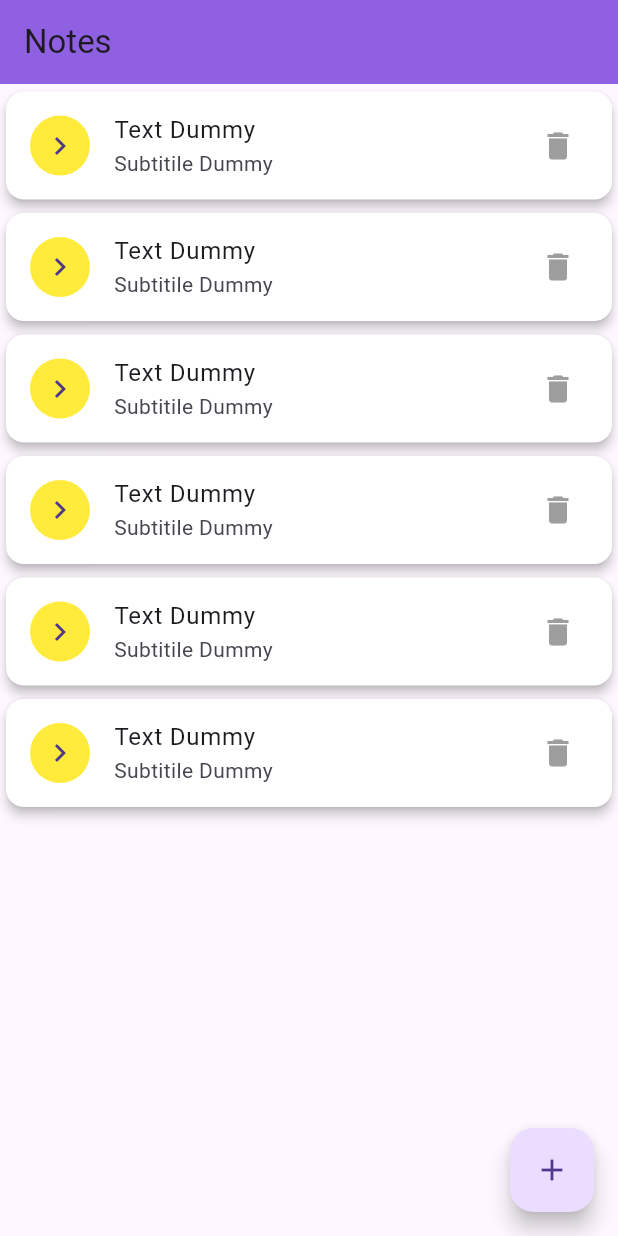
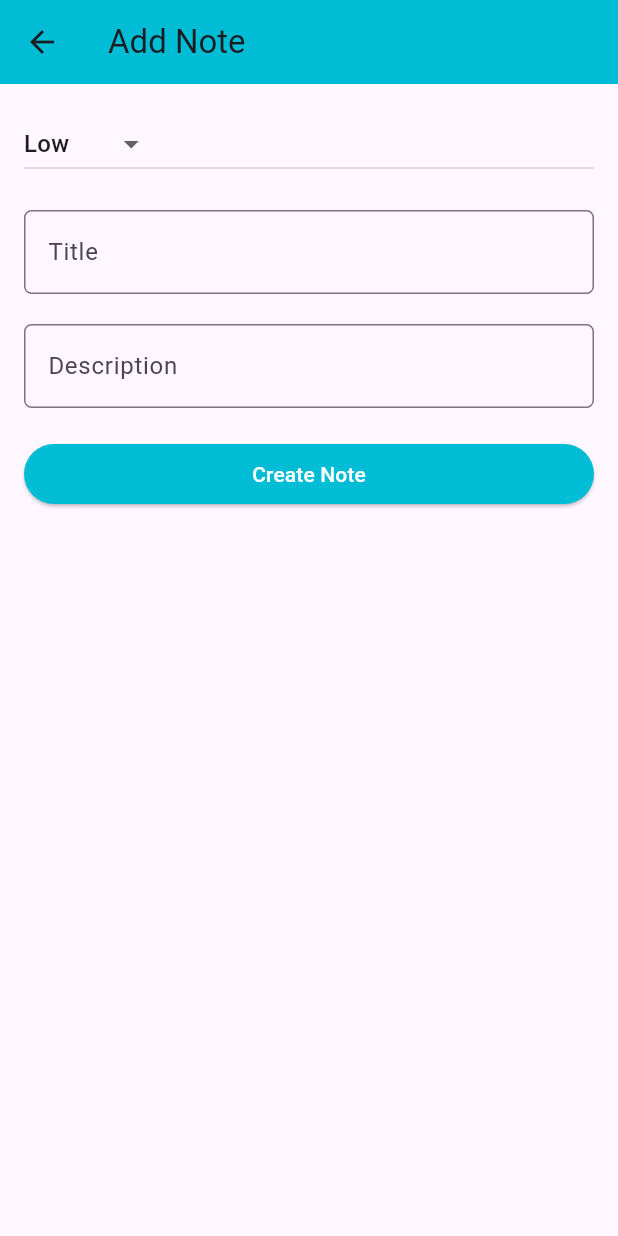
Before and after one commit to Hamza2136/KeepNotesFlutter, a Flutter app: the screen it shows after launch, after a tap on the "add" icon, on a phone screen of 412 x 824 dp. Run offline on Flutter 3.47's test engine with Material 3 defaults, Android fonts, the light colour scheme and no system bars; our stand-ins replace sqflite; accounts and stored records are empty.

Commit message:
Running Keep Notes Version 1.0.0

```diff
--- a/lib/app_screens/node_list.dart
+++ /dev/null
@@ -1,56 +0,0 @@
-import 'package:flutter/material.dart';
-
-class NodeList extends StatefulWidget {
-  const NodeList({super.key});
-
-  @override
-  State<StatefulWidget> createState() {
-    return _NodeList();
-  }
-}
-
-class _NodeList extends State<NodeList> {
-  int count = 0;
-  @override
-  Widget build(BuildContext context) {
-    return Scaffold(
-      appBar: AppBar(
-        title: const Text("Notes"),
-        backgroundColor: const Color.fromARGB(255, 144, 96, 227),
-      ),
-      floatingActionButton: FloatingActionButton(
-        onPressed: () {
-          debugPrint("FAB Clicked");
-        },
-        tooltip: "Add new Note",
-        child: const Icon(Icons.add),
-      ),
-      body: getNodeList(),
-    );
-  }
-
-  ListView getNodeList() {
-    return ListView.builder(
-        itemCount: 6,
-        itemBuilder: (BuildContext context, position) {
-          return Padding(
-              padding: const EdgeInsets.only(top: 1.0),
-              child: Card(
-                color: Colors.white,
-                elevation: 3.0,
-                child: ListTile(
-                  leading: const CircleAvatar(
-                    backgroundColor: Colors.yellow,
-                    child: Icon(Icons.keyboard_arrow_right),
-                  ),
-                  title: const Text("Text Dummy"),
-                  subtitle: const Text("Subtitile Dummy"),
-                  trailing: const Icon(Icons.delete, color: Colors.grey),
-                  onTap: () {
-                    debugPrint("Note Clicked");
-                  },
-                ),
-              ));
-        });
-  }
-}
--- a/lib/main.dart
+++ b/lib/main.dart
@@ -1,5 +1,5 @@
 import 'package:flutter/material.dart';
-import 'package:keepnotes/app_screens/node_list.dart';
+import 'package:keepnotes/pages/node_list.dart';
 
 void main() {
   runApp(const Application());
@@ -13,7 +13,7 @@ class Application extends StatelessWidget {
     return const MaterialApp(
       title: "Keep Notes",
       debugShowCheckedModeBanner: false,
-      home: NodeList(),
+      home: NoteList(),
     );
   }
 }
--- /dev/null
+++ b/lib/models/note.dart
@@ -0,0 +1,47 @@
+// class Note {
+//   final int id;
+//   final String title;
+//   final String date;
+//   // final int priority;
+//   // String? description;
+
+//   Note({
+//     required this.id,
+//     required this.title,
+//     required this.date,
+//     // required this.priority,
+//     // this.description,
+//   });
+
+//   factory Note.fromSqfliteDatabase(Map<String, dynamic> map) => Note(
+//         id: map['id']?.toInt() ?? 0,
+//         title: map['title'] ?? '',
+//         // priority: map['priority'].toInt() ?? 0,
+//         // description: map['description'],
+//         date: map['date'] ?? '',
+//       );
+// }
+
+class Note {
+  final int id;
+  final String title;
+  final String date;
+  final String priority;
+  String? description;
+
+  Note({
+    required this.id,
+    required this.title,
+    required this.date,
+    required this.priority,
+    this.description,
+  });
+
+  factory Note.fromSqfliteDatabase(Map<String, dynamic> map) => Note(
+        id: map['id'] as int,
+        title: map['title'] as String,
+        priority: map['priority'] as String,
+        description: map['description'] as String?,
+        date: map['date'] as String,
+      );
+}
--- /dev/null
+++ b/lib/pages/create_note.dart
@@ -0,0 +1,109 @@
+// ignore_for_file: use_build_context_synchronously
+
+import 'package:flutter/material.dart';
+import 'package:keepnotes/utils/notes_db.dart';
+
+class CreateNotePage extends StatefulWidget {
+  final Function onCreate;
+
+  const CreateNotePage({super.key, required this.onCreate});
+
+  @override
+  // ignore: library_private_types_in_public_api
+  _CreateNotePageState createState() => _CreateNotePageState();
+}
+
+class _CreateNotePageState extends State<CreateNotePage> {
+  final TextEditingController _titleController = TextEditingController();
+  final TextEditingController _descriptionController = TextEditingController();
+  final List<String> _priorities = ['Low', 'Medium', 'High'];
+  String selectedPriority = 'Low';
+  final _formkey = GlobalKey<FormState>();
+  @override
+  Widget build(BuildContext context) {
+    return Scaffold(
+      appBar: AppBar(
+        title: const Text("Add Note"),
+        backgroundColor: Colors.cyan,
+      ),
+      body: Padding(
+        padding: const EdgeInsets.all(16.0),
+        child: Form(
+          key: _formkey,
+          child: ListView(
+            children: [
+              Padding(
+                padding: const EdgeInsets.only(),
+                child: DropdownButton<String>(
+                  items: _priorities.map((String dropdownStringItem) {
+                    return DropdownMenuItem(
+                      value: dropdownStringItem,
+                      child: Text(dropdownStringItem),
+                    );
+                  }).toList(),
+                  value: selectedPriority.isNotEmpty
+                      ? selectedPriority
+                      : _priorities[0],
+                  onChanged: (value) {
+                    setState(() {
+                      selectedPriority = value!;
+                    });
+                  },
+                ),
+              ),
+              Padding(
+                padding: const EdgeInsets.only(top: 20.0),
+                child: TextFormField(
+                  controller: _titleController,
+                  validator: (value) => value != null && value.isEmpty
+                      ? 'Title is Required'
+                      : null,
+                  decoration: InputDecoration(
+                    label: const Text('Title'),
+                    hintText: 'What to do ...',
+                    border: OutlineInputBorder(
+                        borderRadius: BorderRadius.circular(5.0)),
+                  ),
+                ),
+              ),
+              Padding(
+                padding: const EdgeInsets.only(top: 20.0),
+                child: TextFormField(
+                  controller: _descriptionController,
+                  validator: (value) => value != null && value.isEmpty
+                      ? 'Description is Required'
+                      : null,
+                  decoration: InputDecoration(
+                    label: const Text('Description'),
+                    hintText: 'Details of note...',
+                    border: OutlineInputBorder(
+                        borderRadius: BorderRadius.circular(5.0)),
+                  ),
+                ),
+              ),
+              Padding(
+                padding: const EdgeInsets.only(top: 20.0),
+                child: ElevatedButton(
+                  style: ElevatedButton.styleFrom(
+                      backgroundColor: Colors.cyan,
+                      foregroundColor: Colors.white),
+                  onPressed: () async {
+                    if (_formkey.currentState!.validate()) {
+                      await NotesDb().create(
+                          title: _titleController.text,
+                          priority: selectedPriority,
+                          description: _descriptionController.text);
+                      widget.onCreate();
+                      Navigator.of(context).pop();
+                    }
+                  },
+                  child: const Text("Create Note"),
+                ),
+              )
+            ],
+          ),
+        ),
+      ),
+    );
+  }
+}
--- /dev/null
+++ b/lib/pages/node_list.dart
@@ -0,0 +1,173 @@
+import 'dart:async';
+import 'package:flutter/material.dart';
+import 'package:keepnotes/models/note.dart';
+import 'package:keepnotes/pages/create_note.dart';
+import 'package:keepnotes/pages/edit_note.dart';
+import 'package:keepnotes/utils/notes_db.dart';
+
+class NoteList extends StatefulWidget {
+  const NoteList({super.key});
+  @override
+  State<StatefulWidget> createState() => _NoteListState();
+}
+
+class _NoteListState extends State<NoteList> {
+  late Future<List<Note>> futureNotes;
+  final notesDb = NotesDb();
+
+  @override
+  void initState() {
+    super.initState();
+    fetchNotes();
+  }
+
+  Future<void> fetchNotes() async {
+    setState(() {
+      futureNotes = notesDb.fetchAll();
+    });
+  }
+
+  @override
+  Widget build(BuildContext context) {
+    return Scaffold(
+      appBar: AppBar(
+        title: const Text("Notes"),
+        backgroundColor: Colors.cyan,
+      ),
+      body: FutureBuilder<List<Note>>(
+        future: futureNotes,
+        builder: ((context, snapshot) {
+          if (snapshot.connectionState == ConnectionState.waiting) {
+            return const Center(child: CircularProgressIndicator());
+          } else if (snapshot.connectionState == ConnectionState.waiting) {
+            return const Center(child: CircularProgressIndicator());
+          } else if (snapshot.hasData) {
+            final notes = snapshot.data!; // Using safe access operator
+            return notes.isEmpty
+                ? const Center(
+                    child: Text(
+                      'No Notes..',
+                      style: TextStyle(
+                        fontWeight: FontWeight.bold,
+                        fontSize: 28,
+                      ),
+                    ),
+                  )
+                : ListView.separated(
+                    separatorBuilder: (context, index) => const SizedBox(),
+                    itemCount: notes.length,
+                    itemBuilder: (context, index) {
+                      final note = notes[index];
+                      final subtitle = note.date.toString();
+                      return Card(
+                        color: const Color.fromARGB(121, 4, 226, 255),
+                        elevation: 1.0,
+                        child: ListTile(
+                          leading: CircleAvatar(
+                            backgroundColor: getPriorityColor(note.priority),
+                            child: getPriorityIcon(note.priority),
+                          ),
+                          title: Text(
+                            note.title,
+                          ),
+                          subtitle: Text(subtitle),
+                          trailing: IconButton(
+                            onPressed: () async {
+                              await notesDb.delete(note.id);
+                              fetchNotes();
+                              _showSnackBar(
+                                  // ignore: use_build_context_synchronously
+                                  context,
+                                  "Note Deleted Successfully");
+                            },
+                            icon: const Icon(
+                              Icons.delete,
+                              color: Colors.redAccent,
+                            ),
+                          ),
+                          onTap: () {
+                            Navigator.push(
+                              context,
+                              MaterialPageRoute(
+                                builder: (context) => EditNotePage(
+                                  note: note,
+                                  onUpdate: () {
+                                    fetchNotes();
+                                    _showSnackBar(
+                                        context, "Note Updated Successfully");
+                                  },
+                                ),
+                              ),
+                            );
+                          },
+                        ),
+                      );
+                    },
+                  );
+          }
+          return const Center(child: Text('No data available'));
+        }),
+      ),
+      floatingActionButton: FloatingActionButton(
+        tooltip: "Add Note",
+        backgroundColor: Colors.cyan,
+        onPressed: () {
+          Navigator.push(
+            context,
+            MaterialPageRoute(
+              builder: (context) => CreateNotePage(
+                onCreate: () {
+                  fetchNotes();
+                  _showSnackBar(context, "Note Added Successfully");
+                },
+              ),
+            ),
+          );
+        },
+        child: const Icon(Icons.add),
+      ),
+    );
+  }
+
+  Color getPriorityColor(String priority) {
+    Color result;
+    switch (priority) {
+      case 'High':
+        result = Colors.indigoAccent;
+        break;
+      case 'Medium':
+        result = Colors.tealAccent;
+        break;
+      case 'Low':
+        result = Colors.limeAccent;
+      default:
+        result = Colors.green.shade700;
+        break;
+    }
+    return result;
+  }
+
+  Icon getPriorityIcon(String priority) {
+    Icon result;
+    switch (priority) {
+      case 'High':
+        result = const Icon(Icons.keyboard_arrow_up_outlined);
+        break;
+      case 'Medium':
+        result = const Icon(Icons.keyboard_arrow_right);
+        break;
+      case 'Low':
+        result = const Icon(Icons.keyboard_arrow_down);
+        break;
+      default:
+        result = const Icon(Icons.keyboard_arrow_down);
+        break;
+    }
+    return result;
+  }
+
+  void _showSnackBar(BuildContext context, String message) {
+    final snackBar = SnackBar(content: Text(message));
+    ScaffoldMessenger.of(context).showSnackBar(snackBar);
+  }
+}
--- /dev/null
+++ b/lib/utils/database_service.dart
@@ -0,0 +1,33 @@
+// ignore_for_file: depend_on_referenced_packages
+
+import 'dart:async';
+import 'package:keepnotes/utils/notes_db.dart';
+import "package:sqflite/sqflite.dart";
+import 'package:path/path.dart';
+
+class DatabaseService {
+  Database? _database;
+  Future<Database> get database async {
+    if (_database != null) {
+      return _database!;
+    }
+    _database = await _initialize();
+    return _database!;
+  }
+
+  Future<String> get fullpath async {
+    const name = 'notes.db';
+    final path = await getDatabasesPath();
+    return join(path, name);
+  }
+
+  Future<Database> _initialize() async {
+    final path = await fullpath;
+    var database = await openDatabase(path,
+        version: 1, onCreate: create, singleInstance: true);
+    return database;
+  }
+
+  Future<void> create(Database database, int version) async =>
+      await NotesDb().createTable(database);
+}
--- /dev/null
+++ b/lib/utils/notes_db.dart
@@ -0,0 +1,78 @@
+// ignore: depend_on_referenced_packages
+import 'package:sqflite/sqflite.dart';
+import 'package:keepnotes/utils/database_service.dart';
+import 'package:keepnotes/models/note.dart';
+// ignore: depend_on_referenced_packages
+import 'package:intl/intl.dart';
+
+class NotesDb {
+  final noteTable = 'notes';
+
+  Future<void> createTable(Database database) async {
+    await database.execute("""CREATE TABLE IF NOT EXISTS $noteTable (
+    "id" INTEGER PRIMARY KEY AUTOINCREMENT,
+    "title" TEXT NOT NULL,
+    "date" TEXT NOT NULL,
+    "priority" TEXT NOT NULL,
+    description Text
+    );""");
+  }
+
+  Future<int> create({
+    required String title,
+    required String priority,
+    String? description,
+  }) async {
+    final database = await DatabaseService().database;
+    return await database.rawInsert(
+      '''INSERT INTO $noteTable (title, date, priority, description) VALUES(?,?,?,?)''',
+      [title, DateFormat.yMMMd().format(DateTime.now()), priority, description],
+    );
+  }
+
+  Future<List<Note>> fetchAll() async {
+    final database = await DatabaseService().database;
+    final notes = await database.rawQuery('''
+    SELECT * FROM $noteTable ORDER BY
+      CASE
+        WHEN priority = 'High' THEN 1
+        WHEN priority = 'Medium' THEN 2
+        WHEN priority = 'Low' THEN 3
+        ELSE 4
+      END
+    ''');
+    return notes.map((note) => Note.fromSqfliteDatabase(note)).toList();
+  }
+
+  Future<Note> fetchById(int id) async {
+    final database = await DatabaseService().database;
+    final note = await database.rawQuery('''
+    SELECT * FROM $noteTable WHERE id = $id;
+    ''');
+    return Note.fromSqfliteDatabase(note.first);
+  }
+
+  Future<int> update(
+      {required int id,
+      String? title,
+      String? priority,
+      String? description}) async {
+    final database = await DatabaseService().database;
+    return await database.update(
+      noteTable,
+      {
+        if (title != null) 'title': title,
+        if (description != null) 'description': description,
+        if (priority != null) 'priority': priority,
+        'date': DateFormat.yMMMd().format(DateTime.now()),
+      },
+      where: 'id = ?',
+      whereArgs: [id],
+    );
+  }
+
+  Future<void> delete(int id) async {
+    final database = await DatabaseService().database;
+    await database.rawDelete('''DELETE FROM $noteTable WHERE id = ?''', [id]);
+  }
+}
--- a/pubspec.yaml
+++ b/pubspec.yaml
@@ -30,6 +30,8 @@ environment:
 dependencies:
   flutter:
     sdk: flutter
+  path_provider: any
+
 
 
   # The following adds the Cupertino Icons font to your application.
@@ -39,6 +41,8 @@ dependencies:
 dev_dependencies:
   flutter_test:
     sdk: flutter
+  intl: ^0.17.0
+  sqflite: ^2.1.0+1
 
   # The "flutter_lints" package below contains a set of recommended lints to
   # encourage good coding practices. The lint set provided by the package is
```
Also changed, not shown: lib/app_screens/node_details.dart (deleted, +0 -107 lines), lib/pages/edit_note.dart (added, +120 -0 lines), pubspec.lock, 2 other files.
